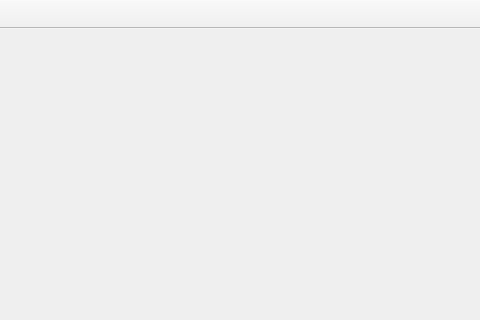
Above: mainwindow.ui from Zurcan/ASCUM_ARM before the change; both pictures show x 543 to 1023 and y 0 to 320 of the 1023 by 725 pixel window. Below: the same form after it.
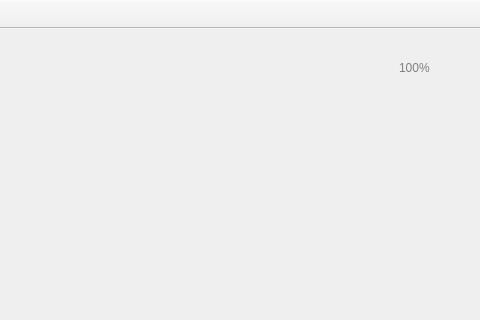
That is the form after the change. Icons and pictures are not drawn. Custom widgets are drawn as their Qt base class.

Commit message: added magnify buttons, need some developing

```diff
--- a/mainwindow.ui
+++ b/mainwindow.ui
@@ -595,16 +595,19 @@
         <widget class="QWidget" name="widget" native="true">
          <property name="geometry">
           <rect>
-           <x>580</x>
+           <x>570</x>
            <y>0</y>
-           <width>120</width>
+           <width>131</width>
            <height>51</height>
           </rect>
          </property>
-         <widget class="QPushButton" name="pushButton_5">
+         <property name="autoFillBackground">
+          <bool>false</bool>
+         </property>
+         <widget class="QPushButton" name="pushButton_6">
           <property name="geometry">
            <rect>
-            <x>0</x>
+            <x>100</x>
             <y>10</y>
             <width>31</width>
             <height>31</height>
@@ -617,10 +620,23 @@
            <bool>true</bool>
           </property>
          </widget>
-         <widget class="QPushButton" name="pushButton_6">
+         <widget class="QLabel" name="label">
           <property name="geometry">
            <rect>
-            <x>80</x>
+            <x>60</x>
+            <y>20</y>
+            <width>31</width>
+            <height>16</height>
+           </rect>
+          </property>
+          <property name="text">
+           <string>100%</string>
+          </property>
+         </widget>
+         <widget class="QPushButton" name="pushButton_5">
+          <property name="geometry">
+           <rect>
+            <x>10</x>
             <y>10</y>
             <width>31</width>
             <height>31</height>
```
The commit also changes 3 other files.
